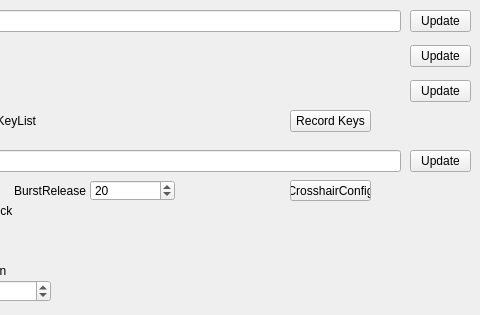
The window that QKeyMapper/qitemsetupdialog.ui (Zalafina/QKeyMapper) describes before a commit, drawn with Qt 5; both pictures show x 340 to 820 and y 0 to 315 of the 820 by 315 pixel window.
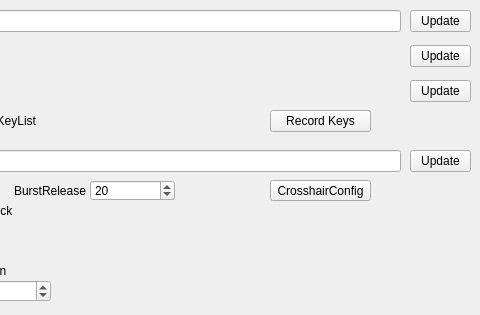
The same window after the commit.

Diff of the .ui file:
```diff
--- a/QKeyMapper/qitemsetupdialog.ui
+++ b/QKeyMapper/qitemsetupdialog.ui
@@ -474,9 +474,9 @@
   <widget class="QPushButton" name="recordKeysButton">
    <property name="geometry">
     <rect>
-     <x>630</x>
+     <x>610</x>
      <y>110</y>
-     <width>81</width>
+     <width>101</width>
      <height>22</height>
     </rect>
    </property>
@@ -550,9 +550,9 @@
   <widget class="QPushButton" name="crosshairConfigButton">
    <property name="geometry">
     <rect>
-     <x>630</x>
+     <x>610</x>
      <y>180</y>
-     <width>81</width>
+     <width>101</width>
      <height>21</height>
     </rect>
    </property>
```
